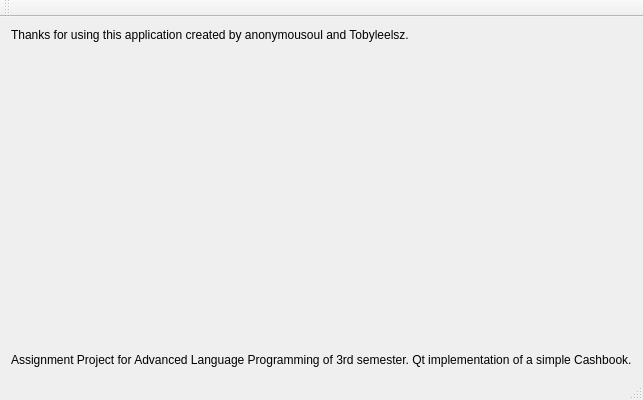
Before: the Qt Designer form APDFinal/Info.ui in vernonwu/CPP_Project_Semester_3, drawn with Qt 5.
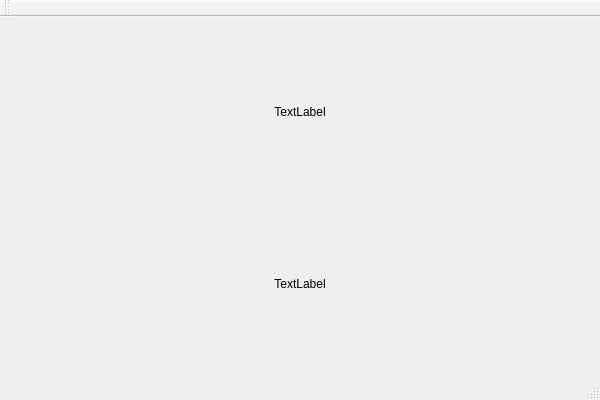
After: the same form once the commit is applied.

```diff
--- a/APDFinal/Info.ui
+++ b/APDFinal/Info.ui
@@ -14,33 +14,26 @@
    <string>Info</string>
   </property>
   <widget class="QWidget" name="centralWidget">
-   <layout class="QHBoxLayout" name="horizontalLayout">
+   <layout class="QVBoxLayout" name="verticalLayout_2">
     <item>
      <layout class="QVBoxLayout" name="verticalLayout">
       <item>
        <widget class="QLabel" name="label">
         <property name="text">
-         <string>Thanks for using this application created by anonymousoul and Tobyleelsz.</string>
+         <string>TextLabel</string>
+        </property>
+        <property name="alignment">
+         <set>Qt::AlignCenter</set>
         </property>
        </widget>
       </item>
-      <item>
-       <spacer name="verticalSpacer">
-        <property name="orientation">
-         <enum>Qt::Vertical</enum>
-        </property>
-        <property name="sizeHint" stdset="0">
-         <size>
-          <width>20</width>
-          <height>40</height>
-         </size>
-        </property>
-       </spacer>
-      </item>
       <item>
        <widget class="QLabel" name="label_2">
         <property name="text">
-         <string>Assignment Project for Advanced Language Programming of 3rd semester. Qt implementation of a simple Cashbook.</string>
+         <string>TextLabel</string>
+        </property>
+        <property name="alignment">
+         <set>Qt::AlignCenter</set>
         </property>
        </widget>
       </item>
```
